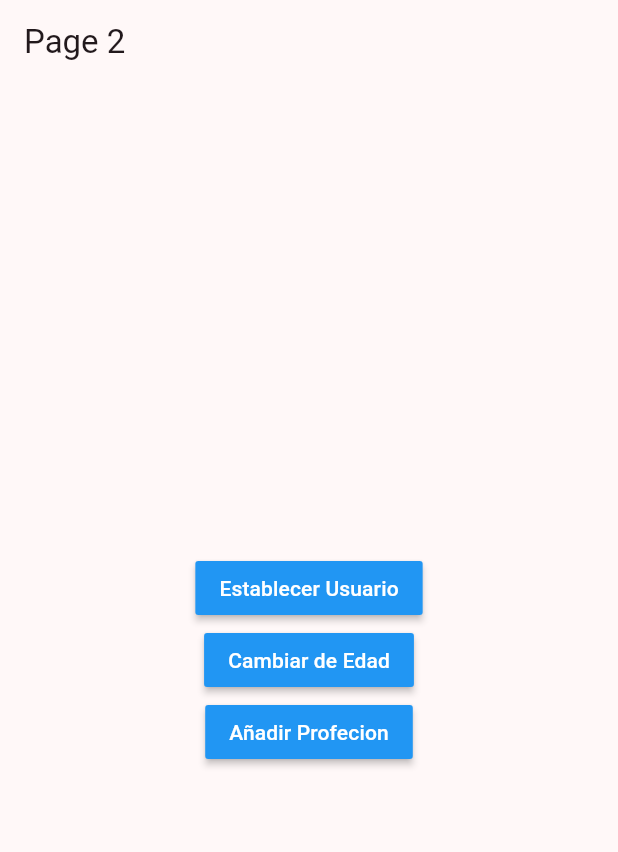
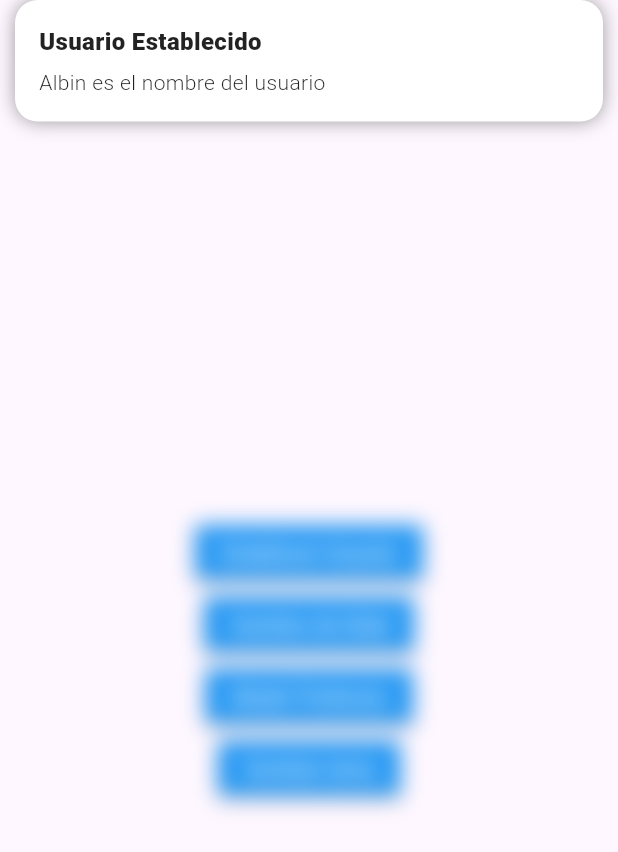
Before and after one commit to albinrk10/Estados-Flutter, a Flutter app: the Page2Screen screen opened by its route, after a tap on "Establecer Usuario", on a phone screen of 412 x 824 dp. Shown: the top 852 px of the screen. Run offline on Flutter 3.47's test engine with Material 3 defaults, Android fonts, the light colour scheme and no system bars; our stand-ins replace get, go_router.

Commit message:
fix GetX

```diff
--- a/lib/domain/entities/usuario.dart
+++ b/lib/domain/entities/usuario.dart
@@ -1,13 +1,7 @@
-class Usuario{
-   String nombre;
-   int edad;
-   List<String> profesiones;
+class Usuario {
+  String? nombre;
+  int? edad;
+  List<String> profesiones;
 
-  Usuario(
-    {
-      required this.nombre,
-      required this.edad,
-      required this.profesiones
-    }
-  );
+  Usuario({this.nombre, this.edad, this.profesiones = const []});
 }
--- /dev/null
+++ b/lib/presentation/controllers/controllers.dart
@@ -0,0 +1 @@
+export 'usuario_controller.dart';
--- /dev/null
+++ b/lib/presentation/controllers/usuario_controller.dart
@@ -0,0 +1,34 @@
+import 'package:get/get.dart';
+import '../../domain/domain.dart';
+export 'usuario_controller.dart';
+
+class UsuarioController extends GetxController {
+  var existeUsuario = false.obs;
+  var usuario  = Usuario().obs;
+
+  get profesionesCount  {
+    return usuario.value.profesiones.length;
+  }
+
+  void cargarUsuario( Usuario pUsuario){
+    existeUsuario.value = true;
+    usuario.value = pUsuario;
+  }
+
+  void cambiarEdad(int edad){
+    usuario.update((val) {
+      val!.edad = edad;
+    });
+  }
+
+  void cambiarProfesion(String profesion){
+    usuario.update((val) {
+      val!.profesiones = [...val.profesiones,profesion];
+    });
+  }
+
+
+
+
+
+}
--- a/lib/presentation/screens/pagina1_screen.dart
+++ b/lib/presentation/screens/pagina1_screen.dart
@@ -1,50 +1,81 @@
+
 import 'package:flutter/material.dart';
-import 'package:go_router/go_router.dart';
+import 'package:get/get.dart';
+import '../../domain/domain.dart';
+import '../controllers/controllers.dart';
 
 class Page1Screen extends StatelessWidget {
   const Page1Screen({super.key});
 
   @override
   Widget build(BuildContext context) {
+
+   final usuarioCtrl = Get.put(UsuarioController());
+
     return Scaffold(
         appBar: AppBar(
           title: const Text('Page 1'),
         ),
-        body: const InformacionUsuario(),
+        body: Obx(() => usuarioCtrl.existeUsuario.value
+            ?  InformacionUsuario( usuario: usuarioCtrl.usuario.value,)
+            : const NoInfo()),
+        // const InformacionUsuario(),
         floatingActionButton: FloatingActionButton(
           child: const Icon(Icons.arrow_forward),
-          onPressed: () => context.push('/page2'),
+          // onPressed: () => context.push('/page2'), //go router
+          // Navigator.pushNamed(context, 'pagina2'), //nativa
+          // Get.to(const Page2Screen()), //get
+          onPressed: () => Get.toNamed('pagina2',arguments: {
+            'nombre':'Albin', //no era necesario solo para probar
+            'edad': 27, //no era necesario solo para probar
+
+          })
         ));
   }
 }
 
-class InformacionUsuario extends StatelessWidget {
-  const InformacionUsuario({super.key});
+class NoInfo extends StatelessWidget {
+  const NoInfo({super.key});
 
   @override
   Widget build(BuildContext context) {
+    return const Center(
+      child: Text('No hay informacion'),
+    );
+  }
+}
+class InformacionUsuario extends StatelessWidget {
+  final Usuario usuario;
+
+  const InformacionUsuario({super.key, required this.usuario});
+
+  @override
+  Widget build(BuildContext context) {
+
     return Container(
       width: double.infinity,
       height: double.infinity,
       padding: const EdgeInsets.all(20),
-      child: const Column(
+      child:   Column(
         crossAxisAlignment: CrossAxisAlignment.start,
         children: [
-          Text(
+          const Text(
             'Usuario:',
             style: TextStyle(fontSize: 18, fontWeight: FontWeight.bold),
           ),
-          Divider(),
-          ListTile(title: Text('Nombre:')),
-          ListTile(title: Text('Edad:')),
-          Text(
+          const Divider(),
+          ListTile(title: Text('Nombre: ${usuario.nombre}')),
+          ListTile(title: Text('Edad: ${usuario.edad}')),
+          const Text(
             'Profesiones:',
             style: TextStyle(fontSize: 18, fontWeight: FontWeight.bold),
           ),
-          Divider(),
-          ListTile(title: Text('Profesion 1:')),
-          ListTile(title: Text('Profesion 2:')),
-          ListTile(title: Text('Profesion 3:')),
+          const Divider(),
+          ...usuario.profesiones.map((profesion) => ListTile(title: Text(profesion))).toList(),
+
+          // ListTile(title: Text('Profesion 1:')),
+          // ListTile(title: Text('Profesion 2:')),
+          // ListTile(title: Text('Profesion 3:')),
         ],
       ),
     );
--- a/lib/presentation/screens/pagina2_screen.dart
+++ b/lib/presentation/screens/pagina2_screen.dart
@@ -1,41 +1,78 @@
 import 'package:flutter/material.dart';
+import 'package:get/get.dart';
+import '../../domain/domain.dart';
+import '../controllers/controllers.dart';
 
 class Page2Screen extends StatelessWidget {
   const Page2Screen({super.key});
 
   @override
   Widget build(BuildContext context) {
+    // print(Get.arguments['edad']);
+    final usuarioCtrl = Get.find<UsuarioController>();
+
     return Scaffold(
       appBar: AppBar(
         title: const Text('Page 2'),
       ),
-      body:   Center(
+      body: Center(
           child: Column(
         mainAxisAlignment: MainAxisAlignment.center,
         children: <Widget>[
           MaterialButton(
               color: Colors.blue,
               onPressed: () {
-
+                usuarioCtrl.cargarUsuario(Usuario(
+                  nombre: 'Albin',
+                  edad: 27,
+                  // profesion: 'Desarrollador',
+                ));
+                Get.snackbar(
+                    'Usuario Establecido', 'Albin es el nombre del usuario ',
+                    backgroundColor: Colors.white,
+                    boxShadows: [
+                      const BoxShadow(
+                        color: Colors.black38,
+                        blurRadius: 10.0,
+                      )
+                    ]);
               },
-            child: const Text('Establecer Usuario',style: TextStyle(color: Colors.white),)),
-
+              child: const Text(
+                'Establecer Usuario',
+                style: TextStyle(color: Colors.white),
+              )),
           MaterialButton(
               color: Colors.blue,
               onPressed: () {
-
+                usuarioCtrl.cambiarEdad(30);
               },
-            child: const Text('Cambiar de Edad',style: TextStyle(color: Colors.white),)),
-
+              child: const Text(
+                'Cambiar de Edad',
+                style: TextStyle(color: Colors.white),
+              )),
           MaterialButton(
               color: Colors.blue,
               onPressed: () {
-
+                // usuarioCtrl.cambiarProfesion('Profesion #${usuarioCtrl.usuario.value.profesiones.length+1}');
+                usuarioCtrl.cambiarProfesion(
+                    'Profesion #${usuarioCtrl.profesionesCount + 1}');
               },
-            child: const Text('Añadir Profecion',style: TextStyle(color: Colors.white),)),
+              child: const Text(
+                'Añadir Profecion',
+                style: TextStyle(color: Colors.white),
+              )),
+          MaterialButton(
+              color: Colors.blue,
+              onPressed: () {
+                // usuarioCtrl.cambiarProfesion('Profesion #${usuarioCtrl.usuario.value.profesiones.length+1}');
+                Get.changeTheme(Get.isDarkMode? ThemeData.light() : ThemeData.dark());
+              },
+              child: const Text(
+                'Cambiar tema',
+                style: TextStyle(color: Colors.white),
+              )),
         ],
-        )
-      ),
+      )),
     );
   }
 }
```
Also changed, not shown: lib/main.dart (+17 -6 lines). Lines whose indentation alone changed are shown as unchanged.
